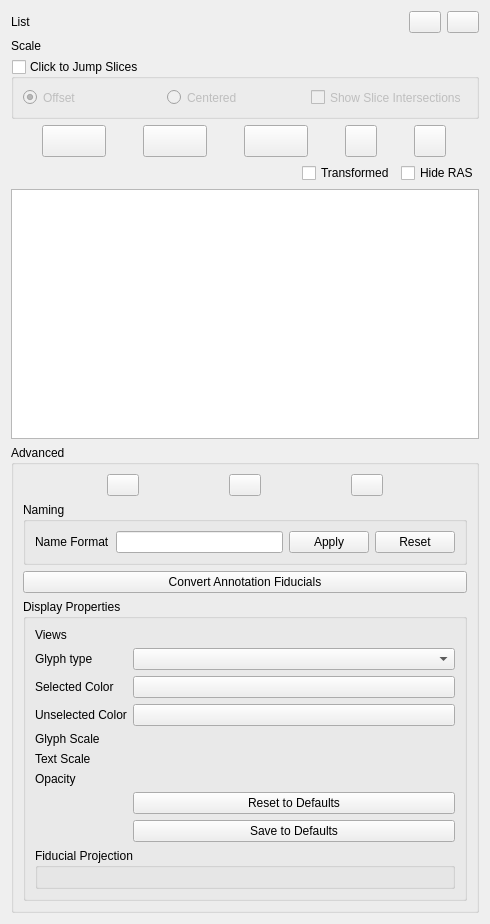
Before: the Qt Designer form Modules/Loadable/PathPlan/Resources/UI/qSRPlanPathPlanModule.ui in zoulianmp/SRPlan4Snake, drawn with Qt 5.
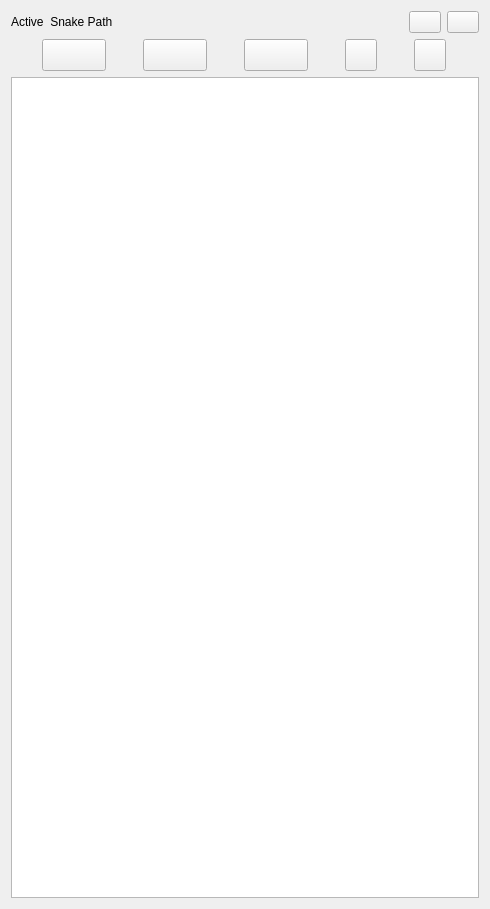
After: the same form once the commit is applied. Icons and pictures are not drawn. Custom widgets are drawn as their Qt base class.

The edit to the form file:
```diff
--- a/Modules/Loadable/PathPlan/Resources/UI/qSRPlanPathPlanModule.ui
+++ b/Modules/Loadable/PathPlan/Resources/UI/qSRPlanPathPlanModule.ui
@@ -22,10 +22,74 @@
   <layout class="QVBoxLayout" name="verticalLayout_2">
    <item>
     <layout class="QGridLayout" name="gridLayout_2">
+     <item row="0" column="2">
+      <widget class="QPushButton" name="listVisibileInvisiblePushButton">
+       <property name="sizePolicy">
+        <sizepolicy hsizetype="Preferred" vsizetype="Preferred">
+         <horstretch>0</horstretch>
+         <verstretch>0</verstretch>
+        </sizepolicy>
+       </property>
+       <property name="minimumSize">
+        <size>
+         <width>30</width>
+         <height>0</height>
+        </size>
+       </property>
+       <property name="maximumSize">
+        <size>
+         <width>32</width>
+         <height>32</height>
+        </size>
+       </property>
+       <property name="toolTip">
+        <string>Toggle the list visibility, which will over ride the visibility of markups in the list.</string>
+       </property>
+       <property name="text">
+        <string/>
+       </property>
+       <property name="icon">
+        <iconset>
+         <normaloff>:Icons/Medium/SlicerVisible.png</normaloff>:Icons/Medium/SlicerVisible.png</iconset>
+       </property>
+      </widget>
+     </item>
+     <item row="0" column="3">
+      <widget class="QPushButton" name="listLockedUnlockedPushButton">
+       <property name="sizePolicy">
+        <sizepolicy hsizetype="Preferred" vsizetype="Preferred">
+         <horstretch>0</horstretch>
+         <verstretch>0</verstretch>
+        </sizepolicy>
+       </property>
+       <property name="minimumSize">
+        <size>
+         <width>30</width>
+         <height>0</height>
+        </size>
+       </property>
+       <property name="maximumSize">
+        <size>
+         <width>32</width>
+         <height>32</height>
+        </size>
+       </property>
+       <property name="toolTip">
+        <string>Toggle the list lock state which will over ride the lock state of markups in the list.</string>
+       </property>
+       <property name="text">
+        <string/>
+       </property>
+       <property name="icon">
+        <iconset>
+         <normaloff>:Icons/Medium/SlicerUnlock.png</normaloff>:Icons/Medium/SlicerUnlock.png</iconset>
+       </property>
+      </widget>
+     </item>
      <item row="0" column="0">
       <widget class="QLabel" name="activeMarkupMRMLNodeLabel">
        <property name="text">
-        <string>List</string>
+        <string>Active  Snake Path</string>
        </property>
       </widget>
      </item>
@@ -50,161 +114,8 @@
        </property>
       </widget>
      </item>
-     <item row="1" column="0">
-      <widget class="QLabel" name="markupScaleLabel">
-       <property name="text">
-        <string>Scale</string>
-       </property>
-      </widget>
-     </item>
-     <item row="1" column="1" colspan="3">
-      <widget class="ctkSliderWidget" name="markupScaleSliderWidget" native="true">
-       <property name="toolTip">
-        <string>Set both the glyph and text size to the same value for all markups in the list.</string>
-       </property>
-       <property name="singleStep" stdset="0">
-        <double>0.100000000000000</double>
-       </property>
-       <property name="maximum" stdset="0">
-        <double>20.000000000000000</double>
-       </property>
-       <property name="value" stdset="0">
-        <double>3.000000000000000</double>
-       </property>
-      </widget>
-     </item>
-     <item row="0" column="2">
-      <widget class="QPushButton" name="listVisibileInvisiblePushButton">
-       <property name="sizePolicy">
-        <sizepolicy hsizetype="Preferred" vsizetype="Preferred">
-         <horstretch>0</horstretch>
-         <verstretch>0</verstretch>
-        </sizepolicy>
-       </property>
-       <property name="minimumSize">
-        <size>
-         <width>30</width>
-         <height>0</height>
-        </size>
-       </property>
-       <property name="maximumSize">
-        <size>
-         <width>32</width>
-         <height>32</height>
-        </size>
-       </property>
-       <property name="toolTip">
-        <string>Toggle the list visibility, which will over ride the visibility of markups in the list.</string>
-       </property>
-       <property name="text">
-        <string/>
-       </property>
-       <property name="icon">
-        <iconset>
-         <normaloff>:Icons/Medium/SlicerVisible.png</normaloff>:Icons/Medium/SlicerVisible.png</iconset>
-       </property>
-      </widget>
-     </item>
-     <item row="0" column="3">
-      <widget class="QPushButton" name="listLockedUnlockedPushButton">
-       <property name="sizePolicy">
-        <sizepolicy hsizetype="Preferred" vsizetype="Preferred">
-         <horstretch>0</horstretch>
-         <verstretch>0</verstretch>
-        </sizepolicy>
-       </property>
-       <property name="minimumSize">
-        <size>
-         <width>30</width>
-         <height>0</height>
-        </size>
-       </property>
-       <property name="maximumSize">
-        <size>
-         <width>32</width>
-         <height>32</height>
-        </size>
-       </property>
-       <property name="toolTip">
-        <string>Toggle the list lock state which will over ride the lock state of markups in the list.</string>
-       </property>
-       <property name="text">
-        <string/>
-       </property>
-       <property name="icon">
-        <iconset>
-         <normaloff>:Icons/Medium/SlicerUnlock.png</normaloff>:Icons/Medium/SlicerUnlock.png</iconset>
-       </property>
-      </widget>
-     </item>
     </layout>
    </item>
-   <item>
-    <widget class="QGroupBox" name="jumpSlicesGroupBox">
-     <property name="sizePolicy">
-      <sizepolicy hsizetype="Preferred" vsizetype="Preferred">
-       <horstretch>0</horstretch>
-       <verstretch>0</verstretch>
-      </sizepolicy>
-     </property>
-     <property name="minimumSize">
-      <size>
-       <width>0</width>
-       <height>60</height>
-      </size>
-     </property>
-     <property name="toolTip">
-      <string>If checked, click on table rows to jump slices to that point. Arrow keys also work to highlight rows for jumping slices.</string>
-     </property>
-     <property name="title">
-      <string>Click to Jump Slices</string>
-     </property>
-     <property name="checkable">
-      <bool>true</bool>
-     </property>
-     <property name="checked">
-      <bool>false</bool>
-     </property>
-     <layout class="QHBoxLayout" name="horizontalLayout">
-      <item>
-       <widget class="QRadioButton" name="jumpOffsetRadioButton">
-        <property name="toolTip">
-         <string>Jumps slices with offset</string>
-        </property>
-        <property name="text">
-         <string>Offset</string>
-        </property>
-        <property name="checked">
-         <bool>true</bool>
-        </property>
-       </widget>
-      </item>
-      <item>
-       <widget class="QRadioButton" name="jumpCenteredRadioButton">
-        <property name="toolTip">
-         <string>Jumps slices centered around the highlighted point</string>
-        </property>
-        <property name="text">
-         <string>Centered</string>
-        </property>
-        <property name="checked">
-         <bool>false</bool>
-        </property>
-       </widget>
-      </item>
-      <item>
-       <widget class="ctkCheckBox" name="sliceIntersectionsVisibilityCheckBox">
-        <property name="toolTip">
-         <string>Show how the other slice planes intersect each slice plane.</string>
-        </property>
-        <property name="text">
-         <string>Show Slice Intersections</string>
-        </property>
-       </widget>
-      </item>
-     </layout>
-    </widget>
-   </item>
    <item>
     <layout class="QHBoxLayout" name="horizontalLayout_6">
      <item>
@@ -352,47 +263,7 @@
     </layout>
    </item>
    <item>
-    <layout class="QHBoxLayout" name="checkBoxesHorizontalLayout">
-     <item>
-      <spacer name="horizontalSpacer">
-       <property name="orientation">
-        <enum>Qt::Horizontal</enum>
-       </property>
-       <property name="sizeHint" stdset="0">
-        <size>
-         <width>40</width>
-         <height>20</height>
-        </size>
-       </property>
-      </spacer>
-     </item>
-     <item>
-      <widget class="QCheckBox" name="transformedCoordinatesCheckBox">
-       <property name="toolTip">
-        <string>Check to show the transformed coordinates in the table.</string>
-       </property>
-       <property name="text">
-        <string>Transformed</string>
-       </property>
-       <property name="checked">
-        <bool>false</bool>
-       </property>
-      </widget>
-     </item>
-     <item>
-      <widget class="QCheckBox" name="hideCoordinateColumnsCheckBox">
-       <property name="toolTip">
-        <string>Check to hide the coordinate columns in the table, uncheck to show them. Right click in rows to see coordinates.</string>
-       </property>
-       <property name="text">
-        <string>Hide RAS</string>
-       </property>
-       <property name="checked">
-        <bool>false</bool>
-       </property>
-      </widget>
-     </item>
-    </layout>
+    <layout class="QHBoxLayout" name="checkBoxesHorizontalLayout"/>
    </item>
    <item>
     <widget class="QTableWidget" name="activeMarkupTableWidget">
@@ -419,395 +290,25 @@
      </property>
     </widget>
    </item>
-   <item>
-    <widget class="ctkCollapsibleGroupBox" name="advancedCollapsibleButton">
-     <property name="toolTip">
-      <string>Display, naming, volume interactions, moving up/down, adding, Annotations import</string>
-     </property>
-     <property name="title">
-      <string>Advanced</string>
-     </property>
-     <property name="collapsed" stdset="0">
-      <bool>true</bool>
-     </property>
-     <layout class="QVBoxLayout" name="verticalLayout">
-      <item>
-       <layout class="QHBoxLayout" name="horizontalLayout_7">
-        <item>
-         <widget class="QPushButton" name="moveMarkupUpPushButton">
-          <property name="sizePolicy">
-           <sizepolicy hsizetype="Preferred" vsizetype="Preferred">
-            <horstretch>0</horstretch>
-            <verstretch>0</verstretch>
-           </sizepolicy>
-          </property>
-          <property name="minimumSize">
-           <size>
-            <width>30</width>
-            <height>0</height>
-           </size>
-          </property>
-          <property name="maximumSize">
-           <size>
-            <width>32</width>
-            <height>32</height>
-           </size>
-          </property>
-          <property name="toolTip">
-           <string>Move a highlighted markup up one spot in the list</string>
-          </property>
-          <property name="text">
-           <string/>
-          </property>
-          <property name="icon">
-           <iconset>
-            <normaloff>:/Icons/MarkupsMoveUp.png</normaloff>:/Icons/MarkupsMoveUp.png</iconset>
-          </property>
-         </widget>
-        </item>
-        <item>
-         <widget class="QPushButton" name="moveMarkupDownPushButton">
-          <property name="sizePolicy">
-           <sizepolicy hsizetype="Preferred" vsizetype="Preferred">
-            <horstretch>0</horstretch>
-            <verstretch>0</verstretch>
-           </sizepolicy>
-          </property>
-          <property name="minimumSize">
-           <size>
-            <width>30</width>
-            <height>0</height>
-           </size>
-          </property>
-          <property name="maximumSize">
-           <size>
-            <width>32</width>
-            <height>32</height>
-           </size>
-          </property>
-          <property name="toolTip">
-           <string>Move a highlighted markup down one spot in the list</string>
-          </property>
-          <property name="text">
-           <string/>
-          </property>
-          <property name="icon">
-           <iconset>
-            <normaloff>:/Icons/MarkupsMoveDown.png</normaloff>:/Icons/MarkupsMoveDown.png</iconset>
-          </property>
-         </widget>
-        </item>
-        <item>
-         <widget class="QPushButton" name="addMarkupPushButton">
-          <property name="sizePolicy">
-           <sizepolicy hsizetype="Preferred" vsizetype="Preferred">
-            <horstretch>0</horstretch>
-            <verstretch>0</verstretch>
-           </sizepolicy>
-          </property>
-          <property name="minimumSize">
-           <size>
-            <width>30</width>
-            <height>0</height>
-           </size>
-          </property>
-          <property name="maximumSize">
-           <size>
-            <width>32</width>
-            <height>32</height>
-           </size>
-          </property>
-          <property name="toolTip">
-           <string>Add a new markup to the active list, at origin</string>
-          </property>
-          <property name="icon">
-           <iconset>
-            <normaloff>:/Icons/MarkupsAddFiducial.png</normaloff>:/Icons/MarkupsAddFiducial.png</iconset>
-          </property>
-         </widget>
-        </item>
-       </layout>
-      </item>
-      <item>
-       <widget class="ctkCollapsibleGroupBox" name="namingCollapsibleGroupBox">
-        <property name="title">
-         <string>Naming</string>
-        </property>
-        <layout class="QGridLayout" name="gridLayout">
-         <item row="2" column="0">
-          <widget class="QLabel" name="nameFormatLabel">
-           <property name="toolTip">
-            <string>Include %N for list name, %d for number.</string>
-           </property>
-           <property name="text">
-            <string>Name Format</string>
-           </property>
-          </widget>
-         </item>
-         <item row="2" column="1">
-          <widget class="QLineEdit" name="nameFormatLineEdit">
-           <property name="toolTip">
-            <string>Format for creating names of new markups, using sprintf format style. %N is replaced by the list name, %d by an integer.</string>
-           </property>
-          </widget>
-         </item>
-         <item row="2" column="3">
-          <widget class="QPushButton" name="resetNameFormatToDefaultPushButton">
-           <property name="toolTip">
-            <string>Reset the name format field to the default value.</string>
-           </property>
-           <property name="text">
-            <string>Reset</string>
-           </property>
-          </widget>
-         </item>
-         <item row="2" column="2">
-          <widget class="QPushButton" name="renameAllWithCurrentNameFormatPushButton">
-           <property name="toolTip">
-            <string>Rename all markups in this list according to the current name format, trying to preserve numbers.</string>
-           </property>
-           <property name="text">
-            <string>Apply</string>
-           </property>
-          </widget>
-         </item>
-        </layout>
-       </widget>
-      </item>
-      <item>
-       <widget class="QPushButton" name="convertAnnotationFiducialsPushButton">
-        <property name="toolTip">
-         <string>Uses annotation fiducial hierarchies to make markup lists. Removes the annotations once they've been moved.</string>
-        </property>
-        <property name="text">
-         <string>Convert Annotation Fiducials</string>
-        </property>
-       </widget>
-      </item>
-      <item>
-       <widget class="ctkCollapsibleGroupBox" name="displayPropertiesCollapsibleButton">
-        <property name="toolTip">
-         <string>Set display properties for this list</string>
-        </property>
-        <property name="title">
-         <string>Display Properties</string>
-        </property>
-        <property name="collapsed" stdset="0">
-         <bool>false</bool>
-        </property>
-        <property name="collapsedHeight" stdset="0">
-         <number>10</number>
-        </property>
-        <layout class="QFormLayout" name="formLayout_2">
-         <property name="fieldGrowthPolicy">
-          <enum>QFormLayout::AllNonFixedFieldsGrow</enum>
-         </property>
-         <item row="1" column="0">
-          <widget class="QLabel" name="glyphTypeLabel">
-           <property name="text">
-            <string>Glyph type</string>
-           </property>
-          </widget>
-         </item>
-         <item row="1" column="1">
-          <widget class="QComboBox" name="glyphTypeComboBox"/>
-         </item>
-         <item row="2" column="0">
-          <widget class="QLabel" name="selectedColorLabel">
-           <property name="text">
-            <string>Selected Color</string>
-           </property>
-          </widget>
-         </item>
-         <item row="2" column="1">
-          <widget class="ctkColorPickerButton" name="selectedColorPickerButton">
-           <property name="displayColorName" stdset="0">
-            <bool>false</bool>
-           </property>
-          </widget>
-         </item>
-         <item row="3" column="0">
-          <widget class="QLabel" name="unselectedColorLabel">
-           <property name="text">
-            <string>Unselected Color</string>
-           </property>
-          </widget>
-         </item>
-         <item row="3" column="1">
-          <widget class="ctkColorPickerButton" name="unselectedColorPickerButton">
-           <property name="displayColorName" stdset="0">
-            <bool>false</bool>
-           </property>
-          </widget>
-         </item>
-         <item row="4" column="0">
-          <widget class="QLabel" name="glyphScaleLabel">
-           <property name="text">
-            <string>Glyph Scale</string>
-           </property>
-          </widget>
-         </item>
-         <item row="4" column="1">
-          <widget class="ctkSliderWidget" name="glyphScaleSliderWidget" native="true">
-           <property name="singleStep" stdset="0">
-            <double>0.100000000000000</double>
-           </property>
-           <property name="maximum" stdset="0">
-            <double>20.000000000000000</double>
-           </property>
-          </widget>
-         </item>
-         <item row="5" column="0">
-          <widget class="QLabel" name="textScaleLabel">
-           <property name="text">
-            <string>Text Scale</string>
-           </property>
-          </widget>
-         </item>
-         <item row="5" column="1">
-          <widget class="ctkSliderWidget" name="textScaleSliderWidget" native="true">
-           <property name="singleStep" stdset="0">
-            <double>0.100000000000000</double>
-           </property>
-           <property name="maximum" stdset="0">
-            <double>20.000000000000000</double>
-           </property>
-          </widget>
-         </item>
-         <item row="6" column="0">
-          <widget class="QLabel" name="opacityLabel">
-           <property name="text">
-            <string>Opacity</string>
-           </property>
-          </widget>
-         </item>
-         <item row="6" column="1">
-          <widget class="ctkSliderWidget" name="opacitySliderWidget" native="true">
-           <property name="singleStep" stdset="0">
-            <double>0.100000000000000</double>
-           </property>
-           <property name="maximum" stdset="0">
-            <double>1.000000000000000</double>
-           </property>
-          </widget>
-         </item>
-         <item row="7" column="1">
-          <widget class="QPushButton" name="resetToDefaultDisplayPropertiesPushButton">
-           <property name="toolTip">
-            <string>Use default display properties.</string>
-           </property>
-           <property name="text">
-            <string>Reset to Defaults</string>
-           </property>
-          </widget>
-         </item>
-         <item row="8" column="1">
-          <widget class="QPushButton" name="saveToDefaultDisplayPropertiesPushButton">
-           <property name="toolTip">
-            <string>Save current display property settings to defaults, will be saved for when Slicer restarts (see Application Settings)</string>
-           </property>
-           <property name="text">
-            <string>Save to Defaults</string>
-           </property>
-          </widget>
-         </item>
-         <item row="9" column="0" colspan="2">
-          <widget class="ctkCollapsibleGroupBox" name="pointFiducialProjectionPropertiesGroupBox">
-           <property name="title">
-            <string>Fiducial Projection</string>
-           </property>
-           <property name="collapsed" stdset="0">
-            <bool>true</bool>
-           </property>
-           <layout class="QVBoxLayout" name="pointFiducialProjectionVerticalLayout">
-            <item>
-             <widget class="qMRMLMarkupsFiducialProjectionPropertyWidget" name="pointFiducialProjectionWidget" native="true"/>
-            </item>
-           </layout>
-          </widget>
-         </item>
-         <item row="0" column="1">
-          <widget class="qMRMLDisplayNodeViewComboBox" name="listDisplayNodeViewComboBox" native="true">
-           <property name="toolTip">
-            <string>Select 3D views in which to show this list. All unchecked shows in all 3D and 2D views.</string>
-           </property>
-          </widget>
-         </item>
-         <item row="0" column="0">
-          <widget class="QLabel" name="listDisplayNodeViewLabel">
-           <property name="text">
-            <string>Views</string>
-           </property>
-          </widget>
-         </item>
-        </layout>
-       </widget>
-      </item>
-     </layout>
-    </widget>
-   </item>
   </layout>
  </widget>
  <customwidgets>
+  <customwidget>
+   <class>ctkMenuButton</class>
+   <extends>QPushButton</extends>
+   <header>ctkMenuButton.h</header>
+  </customwidget>
   <customwidget>
    <class>qMRMLNodeComboBox</class>
    <extends>QWidget</extends>
    <header>qMRMLNodeComboBox.h</header>
   </customwidget>
-  <customwidget>
-   <class>qMRMLWidget</class>
-   <extends>QWidget</extends>
-   <header>qMRMLWidget.h</header>
-   <container>1</container>
-  </customwidget>
   <customwidget>
    <class>qSlicerWidget</class>
    <extends>QWidget</extends>
    <header>qSlicerWidget.h</header>
    <container>1</container>
   </customwidget>
-  <customwidget>
-   <class>qMRMLMarkupsFiducialProjectionPropertyWidget</class>
-   <extends>qMRMLWidget</extends>
-   <header>qMRMLMarkupsFiducialProjectionPropertyWidget.h</header>
-   <container>1</container>
-  </customwidget>
-  <customwidget>
-   <class>ctkCheckBox</class>
-   <extends>QCheckBox</extends>
-   <header>ctkCheckBox.h</header>
-  </customwidget>
-  <customwidget>
-   <class>ctkCollapsibleGroupBox</class>
-   <extends>QGroupBox</extends>
-   <header>ctkCollapsibleGroupBox.h</header>
-   <container>1</container>
-  </customwidget>
-  <customwidget>
-   <class>ctkColorPickerButton</class>
-   <extends>QPushButton</extends>
-   <header>ctkColorPickerButton.h</header>
-  </customwidget>
-  <customwidget>
-   <class>ctkMenuButton</class>
-   <extends>QPushButton</extends>
-   <header>ctkMenuButton.h</header>
-  </customwidget>
-  <customwidget>
-   <class>ctkSliderWidget</class>
-   <extends>QWidget</extends>
-   <header>ctkSliderWidget.h</header>
-  </customwidget>
-  <customwidget>
-   <class>qMRMLCheckableNodeComboBox</class>
-   <extends>qMRMLNodeComboBox</extends>
-   <header>qMRMLCheckableNodeComboBox.h</header>
-  </customwidget>
-  <customwidget>
-   <class>qMRMLDisplayNodeViewComboBox</class>
-   <extends>qMRMLCheckableNodeComboBox</extends>
-   <header>qMRMLDisplayNodeViewComboBox.h</header>
-  </customwidget>
  </customwidgets>
  <resources/>
  <connections>
```
